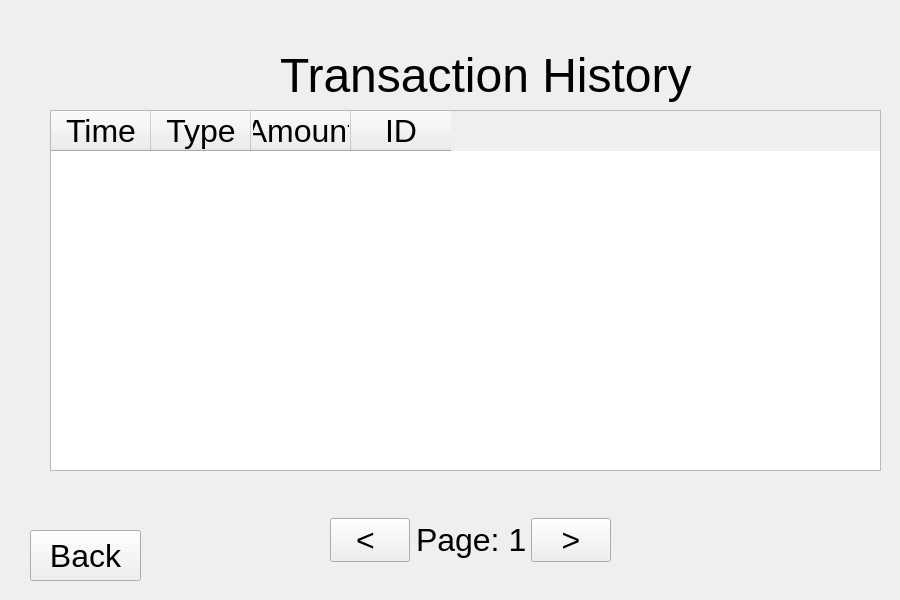
The window that bank-automat/transactionhistory.ui (25kmo-project/group_15) describes before a commit, drawn with Qt 5.
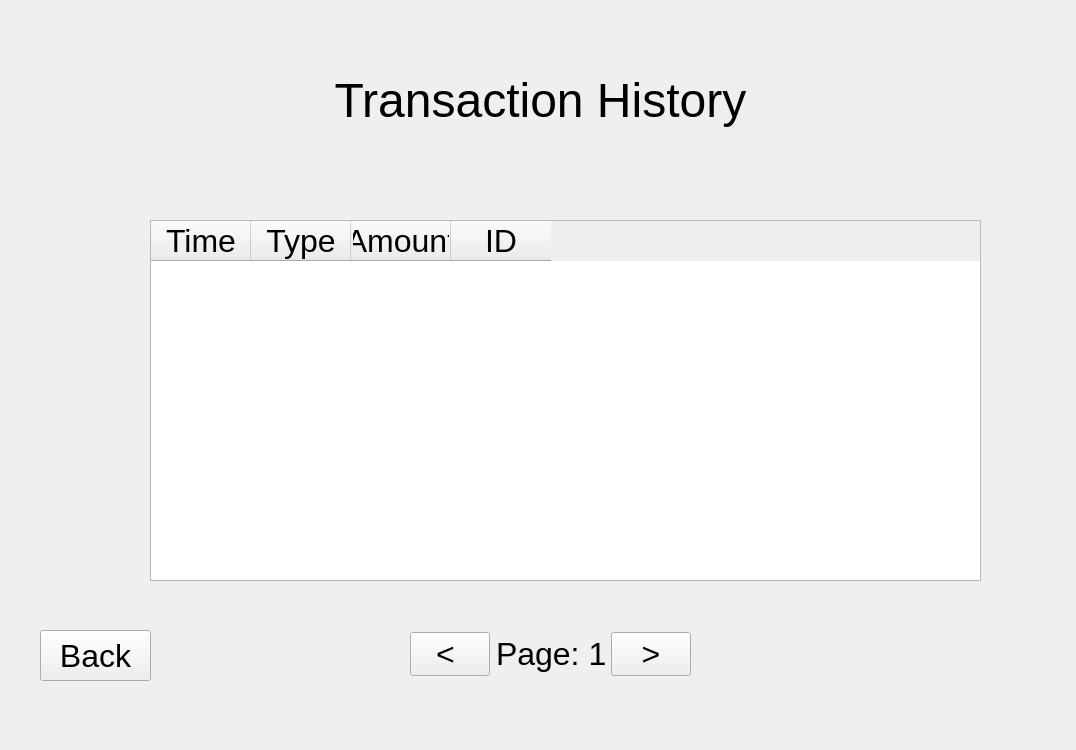
The same window after the commit.

```diff
--- a/bank-automat/transactionhistory.ui
+++ b/bank-automat/transactionhistory.ui
@@ -6,37 +6,18 @@
    <rect>
     <x>0</x>
     <y>0</y>
-    <width>900</width>
-    <height>600</height>
+    <width>1076</width>
+    <height>750</height>
    </rect>
   </property>
   <property name="windowTitle">
    <string>Form</string>
   </property>
-  <widget class="QLabel" name="lblHistoryTitle">
-   <property name="geometry">
-    <rect>
-     <x>280</x>
-     <y>10</y>
-     <width>581</width>
-     <height>131</height>
-    </rect>
-   </property>
-   <property name="font">
-    <font>
-     <family>Arial</family>
-     <pointsize>36</pointsize>
-    </font>
-   </property>
-   <property name="text">
-    <string>Transaction History</string>
-   </property>
-  </widget>
   <widget class="QTableWidget" name="tableTransactions">
    <property name="geometry">
     <rect>
-     <x>50</x>
-     <y>110</y>
+     <x>150</x>
+     <y>220</y>
      <width>831</width>
      <height>361</height>
     </rect>
@@ -107,10 +88,10 @@
   <widget class="QWidget" name="layoutWidget">
    <property name="geometry">
     <rect>
-     <x>330</x>
-     <y>510</y>
+     <x>410</x>
+     <y>610</y>
      <width>281</width>
-     <height>61</height>
+     <height>88</height>
     </rect>
    </property>
    <layout class="QGridLayout" name="gridLayout">
@@ -158,8 +139,8 @@
   <widget class="QPushButton" name="btnBackToMenu">
    <property name="geometry">
     <rect>
-     <x>30</x>
-     <y>530</y>
+     <x>40</x>
+     <y>630</y>
      <width>111</width>
      <height>51</height>
     </rect>
@@ -174,6 +155,31 @@
     <string>Back</string>
    </property>
   </widget>
+  <widget class="QLabel" name="label">
+   <property name="geometry">
+    <rect>
+     <x>80</x>
+     <y>10</y>
+     <width>921</width>
+     <height>181</height>
+    </rect>
+   </property>
+   <property name="font">
+    <font>
+     <family>Arial</family>
+     <pointsize>36</pointsize>
+    </font>
+   </property>
+   <property name="layoutDirection">
+    <enum>Qt::LayoutDirection::LeftToRight</enum>
+   </property>
+   <property name="text">
+    <string>Transaction History</string>
+   </property>
+   <property name="alignment">
+    <set>Qt::AlignmentFlag::AlignCenter</set>
+   </property>
+  </widget>
  </widget>
  <resources/>
  <connections/>
```
Left out of the diff: 26 changed lines with no effect on the pictures.
